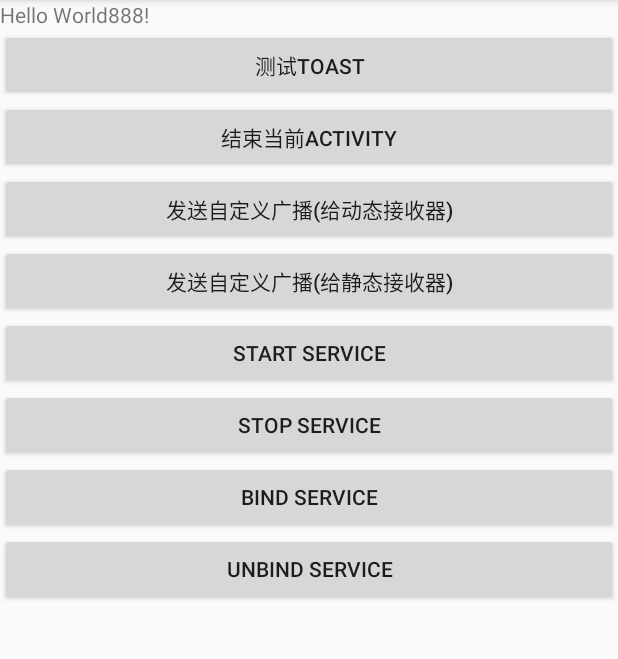
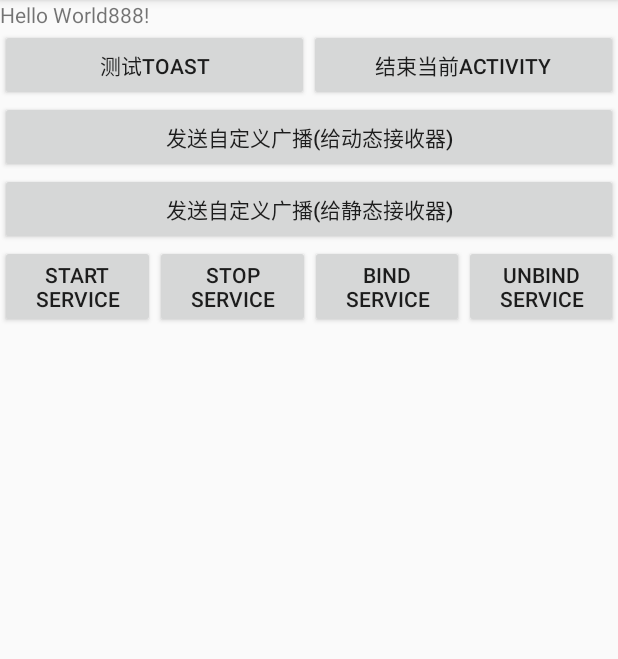
Before and after one commit to reiskie/msghelper, an Android app: the ActivityTry screen opened directly, with no data from a screen before it, on a phone screen of 412 x 824 dp, the part 84-743 px from its top. Run offline under Robolectric (Android 15) with nearby library versions, the phone set to English and light mode, and no system bars.

Commit message:
adjust button layout in activity_try

```diff
--- a/app/src/main/res/layout/activity_try.xml
+++ b/app/src/main/res/layout/activity_try.xml
@@ -1,62 +1,75 @@
 <?xml version="1.0" encoding="utf-8"?>
 <LinearLayout xmlns:android="http://schemas.android.com/apk/res/android"
-        android:orientation="vertical"
     android:layout_width="match_parent"
-        android:layout_height="match_parent">
+    android:layout_height="match_parent"
+    android:orientation="vertical">
 
     <TextView
         android:layout_width="wrap_content"
         android:layout_height="wrap_content"
         android:text="Hello World888!" />
 
+    <LinearLayout xmlns:android="http://schemas.android.com/apk/res/android"
+        android:layout_width="match_parent"
+        android:layout_height="wrap_content">
+
         <Button
             android:id="@+id/button_1"
             android:layout_width="match_parent"
             android:layout_height="wrap_content"
-        android:text="测试Toast"
-        />
+            android:layout_weight="1"
+            android:text="测试Toast" />
 
         <Button
             android:id="@+id/button_finish"
             android:layout_width="match_parent"
             android:layout_height="wrap_content"
-        android:text="结束当前activity"
-        />
+            android:layout_weight="1"
+            android:text="结束当前activity" />
+    </LinearLayout>
+
     <Button
         android:id="@+id/btn_send_broadcast_1"
         android:layout_width="match_parent"
         android:layout_height="wrap_content"
-        android:text="发送自定义广播(给动态接收器)"
-        />
+        android:text="发送自定义广播(给动态接收器)" />
 
     <Button
         android:id="@+id/btn_send_broadcast_2"
         android:layout_width="match_parent"
         android:layout_height="wrap_content"
-        android:text="发送自定义广播(给静态接收器)"
-        />
+        android:text="发送自定义广播(给静态接收器)" />
+
+    <LinearLayout xmlns:android="http://schemas.android.com/apk/res/android"
+        android:layout_width="match_parent"
+        android:layout_height="wrap_content">
+
         <Button
             android:id="@+id/btn_svc_start"
             android:layout_width="match_parent"
             android:layout_height="wrap_content"
-        android:text="start service"
-        />
+            android:layout_weight="1"
+            android:text="start service" />
+
         <Button
             android:id="@+id/btn_svc_stop"
             android:layout_width="match_parent"
             android:layout_height="wrap_content"
-        android:text="stop service"
-        />
+            android:layout_weight="1"
+            android:text="stop service" />
+
         <Button
             android:id="@+id/btn_svc_bind"
             android:layout_width="match_parent"
             android:layout_height="wrap_content"
-        android:text="bind service"
-        />
+            android:layout_weight="1"
+            android:text="bind service" />
+
         <Button
             android:id="@+id/btn_svc_unbind"
             android:layout_width="match_parent"
             android:layout_height="wrap_content"
-        android:text="unbind service"
-        />
+            android:layout_weight="1"
+            android:text="unbind service" />
     </LinearLayout>
+</LinearLayout>
```
Lines whose indentation alone changed are shown as unchanged.
